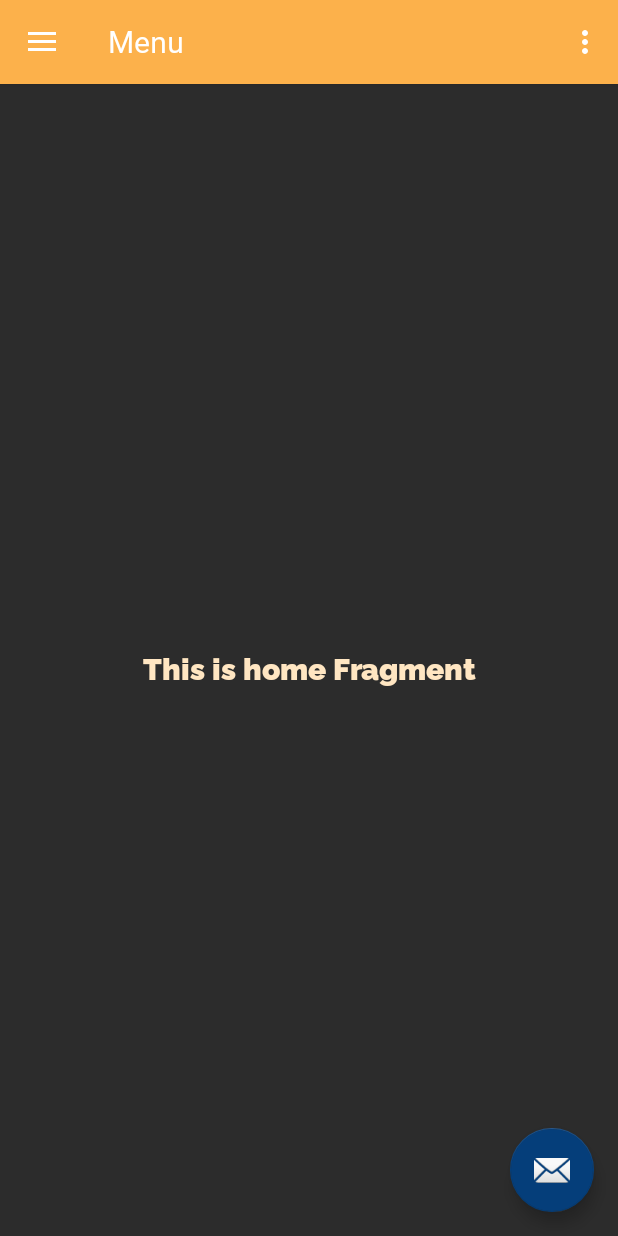
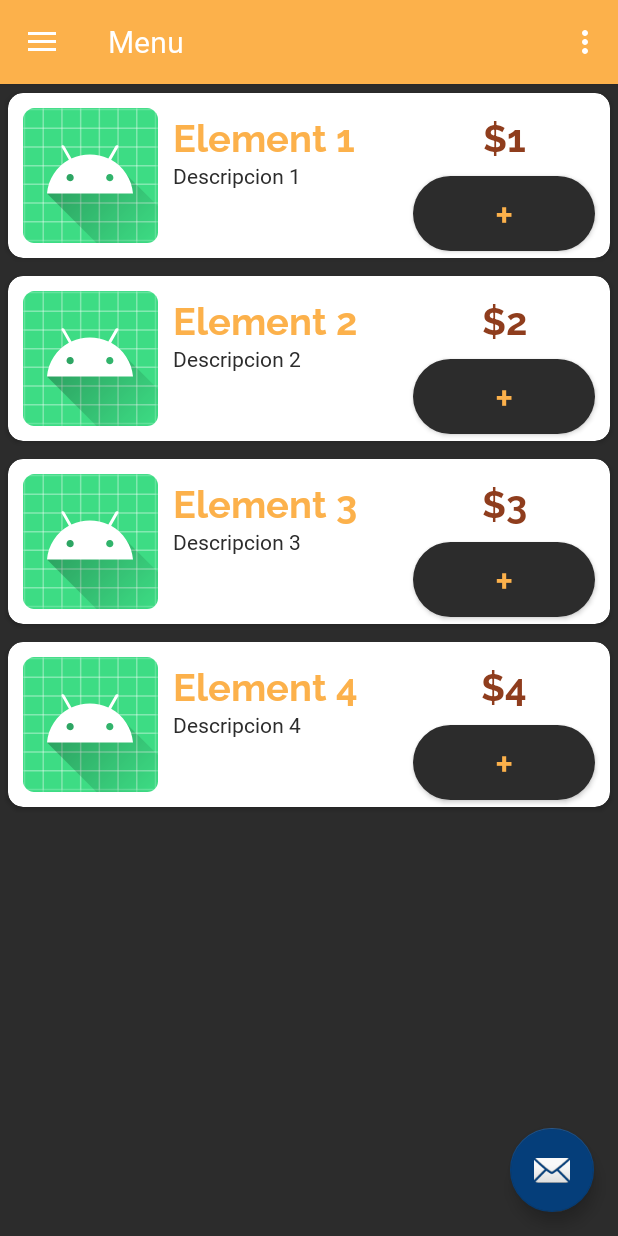
Before and after one commit to k-atara/GetFood, an Android app: the screen it shows after launch (Menu), on a phone screen of 412 x 824 dp. Run offline under Robolectric (Android 15) with nearby library versions, the phone set to English and light mode, and no system bars; our stand-ins replace navigation-ui.

Commit message:
Inicio
Recycler View completo

```diff
--- a/app/src/main/java/mx/tec/getfood/Menu.kt
+++ b/app/src/main/java/mx/tec/getfood/Menu.kt
@@ -13,6 +13,10 @@ import androidx.navigation.ui.setupWithNavController
 import androidx.drawerlayout.widget.DrawerLayout
 import androidx.appcompat.app.AppCompatActivity
 import androidx.appcompat.widget.Toolbar
+import androidx.recyclerview.widget.RecyclerView
+import androidx.recyclerview.widget.StaggeredGridLayoutManager
+import mx.tec.getfood.elemento.adapter.CustomAdapter
+import mx.tec.getfood.elemento.model.Elemento
 
 class Menu : AppCompatActivity() {
 
@@ -41,6 +45,21 @@ class Menu : AppCompatActivity() {
         )
         setupActionBarWithNavController(navController, appBarConfiguration)
         navView.setupWithNavController(navController)
+
+        val datos = listOf(
+            Elemento(1,"Element 1","Descripcion 1","$1", R.mipmap.ic_launcher),
+            Elemento(2,"Element 2","Descripcion 2", "$2", R.mipmap.ic_launcher),
+            Elemento(3,"Element 3","Descripcion 3","$3", R.mipmap.ic_launcher),
+            Elemento(4,"Element 4", "Descripcion 4","$4", R.mipmap.ic_launcher)
+        )
+
+        val rvLista = findViewById<RecyclerView>(R.id.rvLista)
+        val adaptador = CustomAdapter(this@Menu,
+            R.layout.layout_elemento, datos, R.anim.bounce)
+
+        rvLista.layoutManager= StaggeredGridLayoutManager(1, StaggeredGridLayoutManager.VERTICAL)
+        rvLista.setHasFixedSize(true)
+        rvLista.adapter=adaptador
     }
 
     override fun onCreateOptionsMenu(menu: Menu): Boolean {
--- /dev/null
+++ b/app/src/main/java/mx/tec/getfood/elemento/adapter/CustomAdapter.kt
@@ -0,0 +1,64 @@
+package mx.tec.getfood.elemento.adapter
+
+import android.content.Context
+import android.view.LayoutInflater
+import android.view.ViewGroup
+import android.view.animation.AnimationUtils
+import android.widget.Button
+import android.widget.ImageView
+import android.widget.TextView
+import androidx.cardview.widget.CardView
+import androidx.recyclerview.widget.RecyclerView
+import mx.tec.getfood.R
+import mx.tec.getfood.elemento.model.Elemento
+
+class CustomAdapter(private val context: Context,
+                    private val layout: Int,
+                    private val dataSource: List<Elemento>,
+                    private val animation:Int)
+    : RecyclerView.Adapter<CustomAdapter.ElementoViewHolder>() {
+
+    class ElementoViewHolder (inflater: LayoutInflater, parent: ViewGroup, layout: Int)
+        : RecyclerView.ViewHolder(inflater.inflate(layout, parent, false)){
+        var imagen: ImageView? = null
+        var nombre: TextView? = null
+        var descripcion: TextView? = null
+        var costo: TextView? = null
+        var cardView: CardView? = null
+
+        init{
+            imagen = itemView.findViewById(R.id.imgImagen)
+            nombre = itemView.findViewById(R.id.txtNombre)
+            descripcion = itemView.findViewById(R.id.txtDescripcion)
+            costo = itemView.findViewById(R.id.txtCosto)
+        }
+
+        fun bindData(elemento: Elemento){
+            imagen!!.setImageResource(elemento.imagen)
+            nombre!!.text = elemento.nombre
+            descripcion!!.text = elemento.descripcion
+            costo!!.text = elemento.costo
+        }
+    }
+
+    override fun onCreateViewHolder(parent: ViewGroup, viewType: Int): ElementoViewHolder {
+        val inflater = LayoutInflater.from(parent.context)
+        return ElementoViewHolder(inflater, parent, layout)
+    }
+
+    override fun onBindViewHolder(holder: ElementoViewHolder, position: Int) {
+        val elemento = dataSource[position]
+        holder.bindData(elemento)
+
+        val animation = AnimationUtils.loadAnimation(context, animation)
+        holder.itemView.startAnimation(animation)
+
+        holder.cardView?.setOnClickListener{
+
+        }
+    }
+
+    override fun getItemCount(): Int {
+        return dataSource.size
+    }
+}
--- /dev/null
+++ b/app/src/main/java/mx/tec/getfood/elemento/model/Elemento.kt
@@ -0,0 +1,8 @@
+package mx.tec.getfood.elemento.model
+
+data class Elemento(val id: Int,
+                    val nombre: String,
+                    val descripcion: String,
+                    val costo: String,
+                    val imagen: Int) {
+}
--- a/app/src/main/java/mx/tec/getfood/ui/home/HomeViewModel.kt
+++ b/app/src/main/java/mx/tec/getfood/ui/home/HomeViewModel.kt
@@ -7,7 +7,7 @@ import androidx.lifecycle.ViewModel
 class HomeViewModel : ViewModel() {
 
     private val _text = MutableLiveData<String>().apply {
-        value = "This is home Fragment"
+        //value = "This is home Fragment"
     }
     val text: LiveData<String> = _text
 }
--- /dev/null
+++ b/app/src/main/res/anim/bounce.xml
@@ -0,0 +1,8 @@
+<?xml version="1.0" encoding="utf-8"?>
+<set xmlns:android="http://schemas.android.com/apk/res/android"
+    android:interpolator="@android:anim/bounce_interpolator">
+    <translate
+        android:duration="1100"
+        android:fromXDelta="100%p"
+        android:toXDelta="0%p" />
+</set>
--- a/app/src/main/res/layout/content_main.xml
+++ b/app/src/main/res/layout/content_main.xml
@@ -6,6 +6,15 @@
     android:layout_height="match_parent"
     app:layout_behavior="@string/appbar_scrolling_view_behavior"
     tools:showIn="@layout/app_bar_main">
+
+    <androidx.recyclerview.widget.RecyclerView
+        android:id="@+id/rvLista"
+        android:layout_width="match_parent"
+        android:layout_height="match_parent"
+        app:layout_constraintBottom_toBottomOf="parent"
+        app:layout_constraintEnd_toEndOf="parent"
+        app:layout_constraintStart_toStartOf="parent"
+        app:layout_constraintTop_toTopOf="parent" />
 
     <fragment
         android:id="@+id/nav_host_fragment"
--- /dev/null
+++ b/app/src/main/res/layout/layout_elemento.xml
@@ -0,0 +1,90 @@
+<?xml version="1.0" encoding="utf-8"?>
+<LinearLayout xmlns:android="http://schemas.android.com/apk/res/android"
+    xmlns:app="http://schemas.android.com/apk/res-auto"
+    xmlns:tools="http://schemas.android.com/tools"
+    android:layout_width="match_parent"
+    android:layout_height="wrap_content"
+    android:orientation="vertical">
+
+    <androidx.cardview.widget.CardView
+        android:layout_width="match_parent"
+        android:layout_height="match_parent"
+        app:cardCornerRadius="10dp"
+        app:cardElevation="2dp"
+        app:cardPreventCornerOverlap="true"
+        app:cardUseCompatPadding="true">
+
+        <LinearLayout
+            android:layout_width="match_parent"
+            android:layout_height="match_parent"
+            android:orientation="horizontal">
+
+            <LinearLayout
+                android:layout_width="wrap_content"
+                android:layout_height="match_parent"
+                android:orientation="vertical">
+
+                <ImageView
+                    android:id="@+id/imgImagen"
+                    android:layout_width="90dp"
+                    android:layout_height="90dp"
+                    android:layout_marginLeft="10dp"
+                    android:layout_marginTop="10dp"
+                    android:layout_marginRight="10dp"
+                    android:layout_marginBottom="10dp"
+                    android:scaleType="fitXY"
+                    tools:srcCompat="@tools:sample/avatars" />
+            </LinearLayout>
+
+            <LinearLayout
+                android:layout_width="wrap_content"
+                android:layout_height="match_parent"
+                android:orientation="vertical">
+
+                <TextView
+                    android:id="@+id/txtNombre"
+                    style="@style/sub_titlesP"
+                    android:layout_width="150dp"
+                    android:layout_height="wrap_content"
+                    android:layout_marginTop="10dp"
+                    android:gravity="start"
+                    android:text="TextView" />
+
+                <TextView
+                    android:id="@+id/txtDescripcion"
+                    android:layout_width="match_parent"
+                    android:layout_height="58dp"
+                    android:text="TextView"
+                    android:textColor="@color/colorPrimaryDark" />
+            </LinearLayout>
+
+            <LinearLayout
+                android:layout_width="match_parent"
+                android:layout_height="match_parent"
+                android:orientation="vertical">
+
+                <TextView
+                    android:id="@+id/txtCosto"
+                    style="@style/sub_titlesA"
+                    android:layout_width="match_parent"
+                    android:layout_height="wrap_content"
+                    android:layout_marginLeft="10dp"
+                    android:layout_marginTop="10dp"
+                    android:layout_marginRight="10dp"
+                    android:gravity="center"
+                    android:text="TextView" />
+
+                <Button
+                    android:id="@+id/button"
+                    style="@style/buttonP"
+                    android:layout_width="match_parent"
+                    android:layout_height="wrap_content"
+                    android:layout_marginLeft="10dp"
+                    android:layout_marginTop="10dp"
+                    android:layout_marginRight="10dp"
+                    android:background="@drawable/btn_primary_accent"
+                    android:text="+" />
+            </LinearLayout>
+        </LinearLayout>
+    </androidx.cardview.widget.CardView>
+</LinearLayout>
--- a/app/src/main/res/values/styles.xml
+++ b/app/src/main/res/values/styles.xml
@@ -27,6 +27,12 @@
         <item name="android:textColor">@color/colorPrimaryLight</item>
     </style>
 
+    <style name="titlesA" parent="android:Widget.TextView">
+        <item name="android:fontFamily">@font/raleway_black</item>
+        <item name="android:textSize">30sp</item>
+        <item name="android:textColor">@color/colorAlert</item>
+    </style>
+
     <style name="sub_titlesP" parent="android:Widget.TextView">
         <item name="android:fontFamily">@font/raleway_bold</item>
         <item name="android:textSize">25sp</item>
@@ -45,10 +51,22 @@
         <item name="android:textColor">@color/colorPrimaryLight</item>
     </style>
 
+    <style name="sub_titlesA" parent="android:Widget.TextView">
+        <item name="android:fontFamily">@font/raleway_bold</item>
+        <item name="android:textSize">25sp</item>
+        <item name="android:textColor">@color/colorAlert</item>
+    </style>
+
     <style name="buttonA" parent="android:Widget.Button">
         <item name="android:fontFamily">@font/roboto_bold</item>
         <item name="android:textSize">20sp</item>
         <item name="android:textColor">@color/colorPrimaryLight</item>
+    </style>
+
+    <style name="buttonP" parent="android:Widget.Button">
+        <item name="android:fontFamily">@font/roboto_bold</item>
+        <item name="android:textSize">20sp</item>
+        <item name="android:textColor">@color/colorPrimary</item>
     </style>
 
     <style name="AppTheme.NoActionBar">
```
